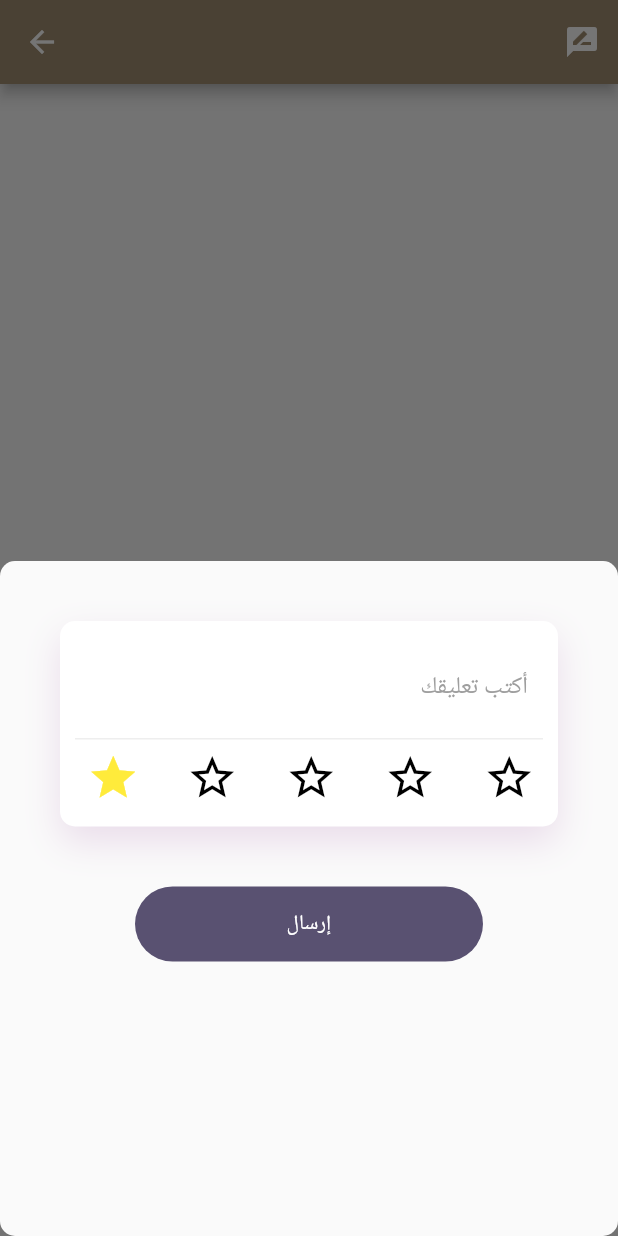
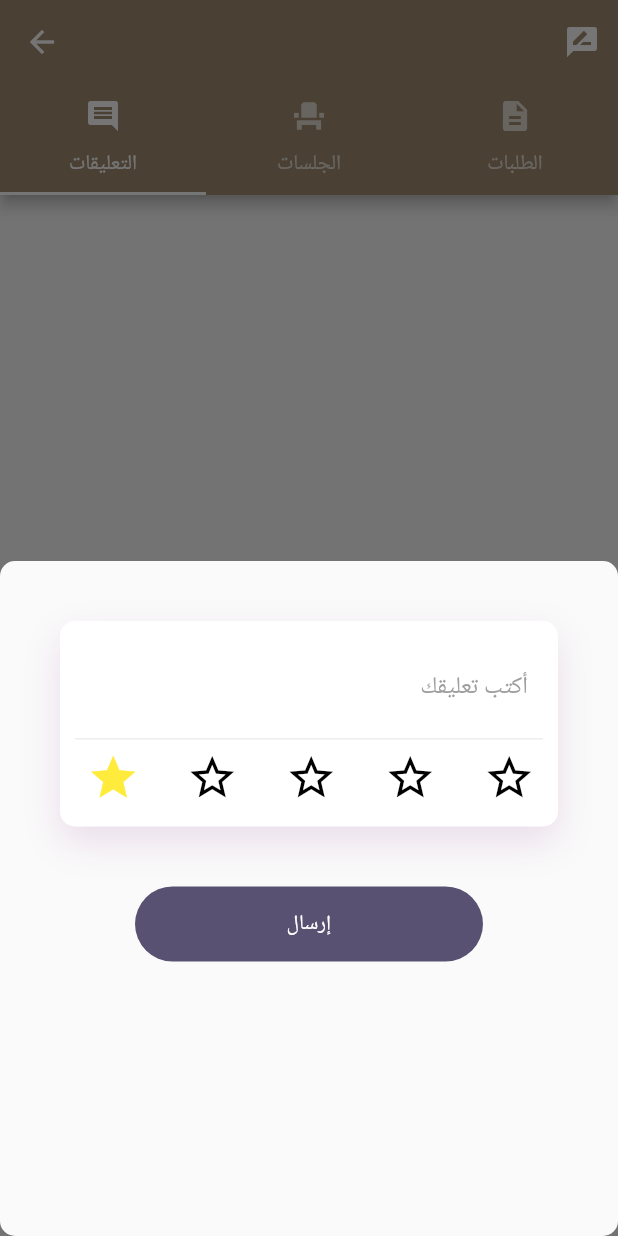
Before and after one commit to YousefAlyouswf/Cafe, a Flutter app: the Reviews screen opened directly with empty values, after a tap on the "rate review" icon, on a phone screen of 412 x 824 dp. Run offline on Flutter 3.47's test engine with Material 2 defaults, Android fonts, the phone set to English and light mode, and no system bars; our stand-ins replace cloud_firestore, flutter_map, latlong, progress_dialog, shared_preferences, simple_animations and 1 more; missing offline and left inert: firebase_admob; accounts and stored records are empty.

Commit message:
Change navgation bar at top

```diff
--- a/lib/cafes/Review_seat/reviews.dart
+++ b/lib/cafes/Review_seat/reviews.dart
@@ -26,7 +26,7 @@ class Reviews extends StatefulWidget {
   }
 }
 
-class _ReviewsState extends State<Reviews> {
+class _ReviewsState extends State<Reviews> with SingleTickerProviderStateMixin {
   //Admob-----------------------
   static const MobileAdTargetingInfo targetingInfo = MobileAdTargetingInfo(
     testDevices: testDevice != null ? <String>[testDevice] : null,
@@ -118,10 +118,10 @@ class _ReviewsState extends State<Reviews> {
       } else if (index == 2) {
         control = 2;
       }
-      showToast();
     });
   }
 
+  TabController _controller;
   @override
   void initState() {
     FirebaseAdMob.instance
@@ -138,6 +138,7 @@ class _ReviewsState extends State<Reviews> {
       noteList = List<BookingDB>();
     }
     //Database blocks
+    _controller = TabController(length: 3, vsync: this);
   }
 
   @override
@@ -145,28 +146,6 @@ class _ReviewsState extends State<Reviews> {
     _bannerAd.dispose();
     _interstitialAd.dispose();
     super.dispose();
-  }
-
-  void showToast() {
-    setState(() {
-      if (control == 0) {
-        reviewScreen = true;
-        seatScreen = false;
-        selectedScreen = false;
-      } else if (control == 1) {
-        reviewScreen = false;
-        seatScreen = true;
-
-        selectedScreen = false;
-      } else if (control == 2) {
-        reviewScreen = false;
-        seatScreen = false;
-        selectedScreen = true;
-        createInterstitialAd()
-          ..load()
-          ..show();
-      }
-    });
   }
 
   @override
@@ -195,35 +174,29 @@ class _ReviewsState extends State<Reviews> {
               },
             ),
           ],
+          bottom: TabBar(
+            indicatorColor: Colors.white,
+            tabs: [
+              Tab(
+                icon: Icon(Icons.comment),
+                text: 'التعليقات',
               ),
-      bottomNavigationBar: Padding(
-        padding: const EdgeInsets.only(bottom: 50),
-        child: BottomNavigationBar(
-          items: const <BottomNavigationBarItem>[
-            BottomNavigationBarItem(
-              icon: Icon(Icons.comment),
-              title: Text('التعليقات'),
+              Tab(
+                icon: Icon(Icons.event_seat),
+                text: 'الجلسات',
               ),
-            BottomNavigationBarItem(
-              icon: Icon(Icons.event_seat),
-              title: Text('الجلسات'),
-            ),
-            BottomNavigationBarItem(
+              Tab(
                 icon: Icon(Icons.description),
-              title: Text('الطلبات'),
-            ),
+                text: 'الطلبات',
+              )
             ],
-          currentIndex: _selectedIndex,
-          backgroundColor: Color.fromRGBO(161, 141, 114, 1),
-          iconSize: 45,
-          selectedItemColor: Colors.white,
-          onTap: _onItemTapped,
+            controller: _controller,
           ),
         ),
-      body: Column(
+        body: Center(
+          child: TabBarView(
             children: <Widget>[
               ReviewWidgets(
-            reviewScreen,
                 cafeName,
                 reviews,
                 stars,
@@ -231,19 +204,9 @@ class _ReviewsState extends State<Reviews> {
                 date,
                 height,
               ),
-          SeatsWidgets(
-              seatScreen,
-              info,
-              count,
-              updateListView,
-              _save,
-              _onItemTapped,
-              cafeName,
-              getUserResrevation,
-              reservation,
-              seatSelect),
+              SeatsWidgets(info, count, updateListView, _save, _onItemTapped,
+                  cafeName, getUserResrevation, reservation, seatSelect),
               SelectedWidgets(
-            selectedScreen,
                 info,
                 hasBookinginSelected,
                 _delete,
@@ -253,8 +216,9 @@ class _ReviewsState extends State<Reviews> {
                 reservation,
               ),
             ],
+            controller: _controller,
           ),
-    );
+        ));
   }
 
 //End of screen
--- a/lib/cafes/Review_seat/widgets/review_widgets/review_widgets.dart
+++ b/lib/cafes/Review_seat/widgets/review_widgets/review_widgets.dart
@@ -4,7 +4,6 @@ import 'package:flutter/material.dart';
 import 'curvedlistitem.dart';
 
 class ReviewWidgets extends StatelessWidget {
-  final bool reviewScreen;
 
   final String cafeName;
 
@@ -18,14 +17,14 @@ class ReviewWidgets extends StatelessWidget {
 
   final double height;
 
-  ReviewWidgets(this.reviewScreen, this.cafeName, this.reviews, this.stars,
+  ReviewWidgets( this.cafeName, this.reviews, this.stars,
       this.names, this.date, this.height);
 
   @override
   Widget build(BuildContext context) {
-    return Visibility(
-      visible: reviewScreen,
-      child: Flexible(
+    return Column(
+      children: <Widget>[
+        Flexible(
           child: StreamBuilder(
             stream: Firestore.instance
                 .collection('cafes')
@@ -75,6 +74,7 @@ class ReviewWidgets extends StatelessWidget {
             },
           ),
         ),
+      ],
     );
   }
 }
--- a/lib/cafes/Review_seat/widgets/selected_widgets/order_body.dart
+++ b/lib/cafes/Review_seat/widgets/selected_widgets/order_body.dart
@@ -4,7 +4,6 @@ import 'package:flutter/material.dart';
 class OrderBody extends StatelessWidget {
   final double height;
   final String phone;
-  final Function checkSeat;
   final Function _delete;
   final Function _saveCart;
   final Function updateListView;
@@ -20,7 +19,6 @@ class OrderBody extends StatelessWidget {
   OrderBody(
       this.height,
       this.phone,
-      this.checkSeat,
       this._delete,
       this._saveCart,
       this.updateListView,
@@ -32,10 +30,12 @@ class OrderBody extends StatelessWidget {
       this.price,
       this.orderID,
       this.cafeName);
+
   @override
   Widget build(BuildContext context) {
     return Container(
-      height: height / 2.035,
+      height: MediaQuery.of(context).size.height*0.634,
+      color: Colors.red,
       child: StreamBuilder(
         stream: Firestore.instance
             .collection('users')
@@ -43,7 +43,6 @@ class OrderBody extends StatelessWidget {
             .snapshots(),
         builder: (context, snapshot) {
           if (!snapshot.hasData) return Text("Loading..");
-          checkSeat();
           return ListView.builder(
             itemCount: snapshot.data.documents.length,
             itemBuilder: (context, index) {
@@ -77,7 +76,8 @@ class OrderBody extends StatelessWidget {
                                             fontSize: 18, fontFamily: 'topaz'),
                                       )
                                     : Container(
-                                        height: height / 2.035,
+                                        height: MediaQuery.of(context).size.height*0.634,
+                                        color: Colors.blue,
                                         child: Padding(
                                           padding: const EdgeInsets.all(15.0),
                                           child: reserveCafe != cafeName
--- a/lib/cafes/Review_seat/widgets/selected_widgets/selected_widgets.dart
+++ b/lib/cafes/Review_seat/widgets/selected_widgets/selected_widgets.dart
@@ -3,6 +3,7 @@ import 'package:cafe/models/cart.dart';
 import 'package:cafe/models/user_info.dart';
 import 'package:cloud_firestore/cloud_firestore.dart';
 import 'package:flutter/material.dart';
+import 'package:shared_preferences/shared_preferences.dart';
 import 'package:sqflite/sqlite_api.dart';
 
 import '../../../../utils/database_helper.dart';
@@ -10,7 +11,6 @@ import 'header_buttons.dart';
 import 'order_body.dart';
 
 class SelectedWidgets extends StatefulWidget {
-  final bool selectedScreen;
   final UserInfo info;
   bool hasBookinginSelected;
   final Function _delete;
@@ -19,7 +19,6 @@ class SelectedWidgets extends StatefulWidget {
   final String cafeName;
   final String reservation;
   SelectedWidgets(
-    this.selectedScreen,
     this.info,
     this.hasBookinginSelected,
     this._delete,
@@ -106,7 +105,7 @@ class _SelectedWidgetsState extends State<SelectedWidgets> {
         widget.info.name, widget.info.phone, widget.seatnum);
     widget.hasBookinginSelected = false;
 
-    SigninFiresotre().cancleupdateUser(widget.info.id, widget.seatnum);
+    SigninFiresotre().cancleupdateUser(widget.info.id);
 
     Firestore.instance
         .collection('seats')
@@ -114,7 +113,7 @@ class _SelectedWidgetsState extends State<SelectedWidgets> {
         .updateData({
       'allseats': FieldValue.arrayRemove([
         {
-          'seat': null,
+          'seat': '',
           'color': 'green',
           'userid': '',
           'username': '',
@@ -125,19 +124,7 @@ class _SelectedWidgetsState extends State<SelectedWidgets> {
     widget._onItemTapped(1);
   }
 
-  void checkSeat() async {
-    var document = Firestore.instance.document('seats/${widget.cafeName}');
-    document.get().then((data) {
-      for (var i = 0; i < data['allseats'].length; i++) {
-        if (data['allseats'][i]['seat'] == widget.seatnum) {
-          if (data['allseats'][i]['userid'] != widget.info.id) {
-            cancleSeat();
-            break;
-          }
-        }
-      }
-    });
-  }
+
 
   String orderName;
   String price;
@@ -148,15 +135,11 @@ class _SelectedWidgetsState extends State<SelectedWidgets> {
     needService();
     countOrderINCart();
     double height = MediaQuery.of(context).size.height;
-    return Visibility(
-      visible: widget.selectedScreen,
-      child: LayoutBuilder(
+    return LayoutBuilder(
       builder: (context, constraints) {
-          return Container(
-            child: Column(
+        return Column(
           children: <Widget>[
             HeaderButtons(
-                  widget.seatnum,
               cartPrice,
               widget.reservation,
               showModalSheet,
@@ -175,7 +158,6 @@ class _SelectedWidgetsState extends State<SelectedWidgets> {
             OrderBody(
                 height,
                 widget.info.phone,
-                    checkSeat,
                 widget._delete,
                 _saveCart,
                 updateListView,
@@ -188,10 +170,8 @@ class _SelectedWidgetsState extends State<SelectedWidgets> {
                 orderID,
                 widget.cafeName),
           ],
-            ),
         );
       },
-      ),
     );
   }
 
--- a/pubspec.yaml
+++ b/pubspec.yaml
@@ -27,7 +27,6 @@ dependencies:
   firebase_core: ^0.4.3+2
   cloud_firestore: ^0.13.0+1
   firebase_auth: ^0.15.3
-  shared_preferences: ^0.4.3
   simple_animations: ^1.3.3
   flutter_map:
   sqflite:
@@ -36,6 +35,7 @@ dependencies:
   flutter_launcher_icons: ^0.7.4
   url_launcher: ^5.4.1
   firebase_admob: ^0.9.0+10
+  shared_preferences: ^0.5.6+1
 
 dev_dependencies:
   flutter_test:
```
Also changed, not shown: lib/cafes/Review_seat/widgets/seats_widgets/seats_widgets.dart (+73 -13 lines), lib/cafes/Review_seat/widgets/selected_widgets/header_buttons.dart (+8 -5 lines), lib/firebase/firebase_service.dart (+6 -4 lines), pubspec.lock. Lines whose indentation alone changed are shown as unchanged.
